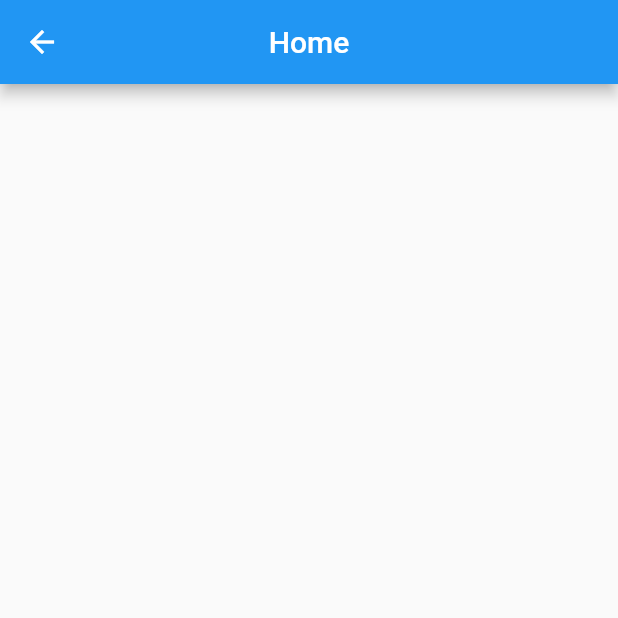
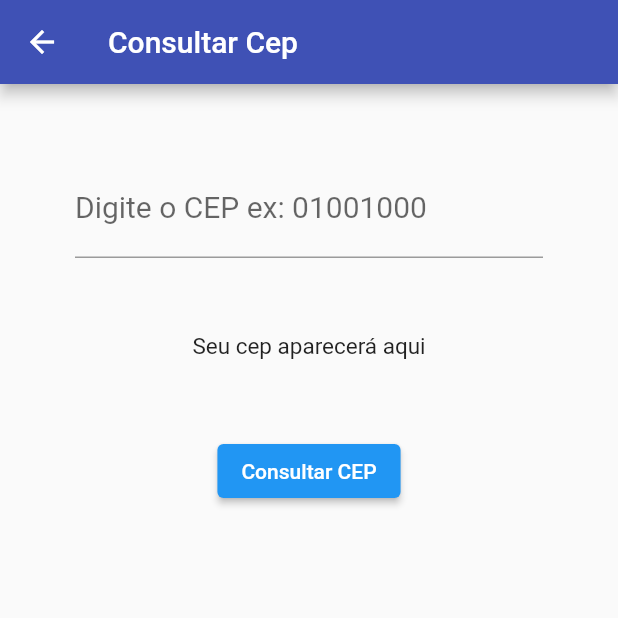
Before and after one commit to assuncaofelipe/meu_cep, a Flutter app: the Home screen opened directly, on a phone screen of 412 x 824 dp, the top half of it. Run offline on Flutter 3.47's test engine with Material 2 defaults, Android fonts, the light colour scheme and no system bars; our stand-ins replace matcher, shared_preferences; accounts and stored records are empty.

Commit message:
:package: consulta cep

```diff
--- a/lib/cadastro/CadastroLogin.dart
+++ b/lib/cadastro/CadastroLogin.dart
@@ -208,7 +208,7 @@ class _CadastroLoginState extends State<CadastroLogin> {
                     style: TextStyle(color: Colors.white),
                   ),
                   style: ElevatedButton.styleFrom(
-                    primary: CustomColors().getActiveSecondButton(),
+                    primary: CustomColors().getThirdButton(),
                     shape: RoundedRectangleBorder(
                       borderRadius: BorderRadius.circular(50),
                     ),
--- a/lib/home/Home.dart
+++ b/lib/home/Home.dart
@@ -1,4 +1,7 @@
+// ignore_for_file: prefer_const_constructors
+import 'dart:convert';
 import 'package:flutter/material.dart';
+import 'package:http/http.dart' as http;
 
 class Home extends StatefulWidget {
   const Home({Key? key}) : super(key: key);
@@ -8,13 +11,79 @@ class Home extends StatefulWidget {
 }
 
 class _HomeState extends State<Home> {
+  TextEditingController txtcep = TextEditingController();
+
+  //
+  String resultado = "Seu cep aparecerá aqui";
+
+  void consultaCep() async {
+    String cep = txtcep.text;
+    String url = "https://viacep.com.br/ws/$cep/json/";
+
+    http.Response response = await http.get(Uri.parse(url));
+
+    // console
+    print("Resposta: " + response.body);
+    print("StatusCode: " + response.statusCode.toString());
+
+    Map<String, dynamic> data = jsonDecode(response.body);
+
+    String codeCep = data["cep"];
+    String uf = data["uf"];
+    String cidade = data["localidade"];
+    String bairro = data["bairro"];
+    String logradouro = data["logradouro"];
+    String complemento = data["complemento"];
+    String cod_area = data["ddd"];
+
+    String endereco =
+        "Endereço:  $cidade, $uf, $bairro, $logradouro, $complemento, \nCEP: $cep, \nCódigo de área: $cod_area";
+
+    setState(() {
+      resultado = endereco;
+    });
+  }
+
   @override
   Widget build(BuildContext context) {
     return Scaffold(
       appBar: AppBar(
-        centerTitle: true,
-        title: const Text("Home"),
-        backgroundColor: Colors.blue,
+        title: Text('Consultar Cep'),
+        backgroundColor: Color.fromARGB(255, 63, 81, 181),
+      ),
+      body: Container(
+        padding: EdgeInsets.all(50),
+        child: Column(
+          children: <Widget>[
+            ////
+            TextField(
+              controller: txtcep,
+              keyboardType: TextInputType.number,
+              decoration: InputDecoration(
+                labelText: "Digite o CEP ex: 01001000",
+              ),
+              style: TextStyle(fontSize: 20),
+            ),
+            ////
+            const SizedBox(
+              height: 50,
+            ),
+            Text(
+              "$resultado",
+              style: TextStyle(fontSize: 15),
+            ),
+            const SizedBox(
+              height: 50,
+            ),
+            ElevatedButton(
+              child: Text(
+                "Consultar CEP",
+                style: TextStyle(color: Colors.white),
+              ),
+              onPressed: consultaCep,
+            ),
+          ],
+        ),
       ),
     );
   }
--- a/lib/main.dart
+++ b/lib/main.dart
@@ -1,8 +1,9 @@
-import 'package:flutter/cupertino.dart';
+import 'package:cadastro_clientes/home/Home.dart';
+//import 'package:flutter/cupertino.dart';
 import 'package:flutter/material.dart';
 
-import 'login/Login.dart';
+//import 'login/Login.dart';
 
 void main() {
-  runApp(const MaterialApp(home: Login()));
+  runApp(const MaterialApp(home: Home()));
 }
--- a/lib/values/custom_colors.dart
+++ b/lib/values/custom_colors.dart
@@ -5,6 +5,7 @@ import 'package:matcher/matcher.dart';
 class CustomColors {
   Color _activePrimaryButton = const Color.fromARGB(255, 63, 81, 181);
   Color _activeSecondButton = const Color.fromARGB(226, 243, 64, 64);
+  Color _activeThirdButton = Color.fromARGB(174, 243, 64, 64);
   Color _topColor = const Color.fromARGB(255, 0, 75, 200);
   Color _bottomColor = const Color.fromARGB(255, 75, 175, 255);
 
@@ -23,4 +24,8 @@ class CustomColors {
   Color getbottomColor() {
     return _bottomColor;
   }
+
+  Color getThirdButton() {
+    return _activeThirdButton;
+  }
 }
--- a/pubspec.yaml
+++ b/pubspec.yaml
@@ -35,6 +35,10 @@ dependencies:
   # Use with the CupertinoIcons class for iOS style icons.
   cupertino_icons: ^1.0.2
   shared_preferences: ^2.0.13
+  http: ^0.13.4
+  http_parser: ^4.0.0
+  dio: ^4.0.4
+
 
 
 dev_dependencies:
```
Also changed, not shown: lib/assets/images/logo.jpeg (deleted), pubspec.lock.
